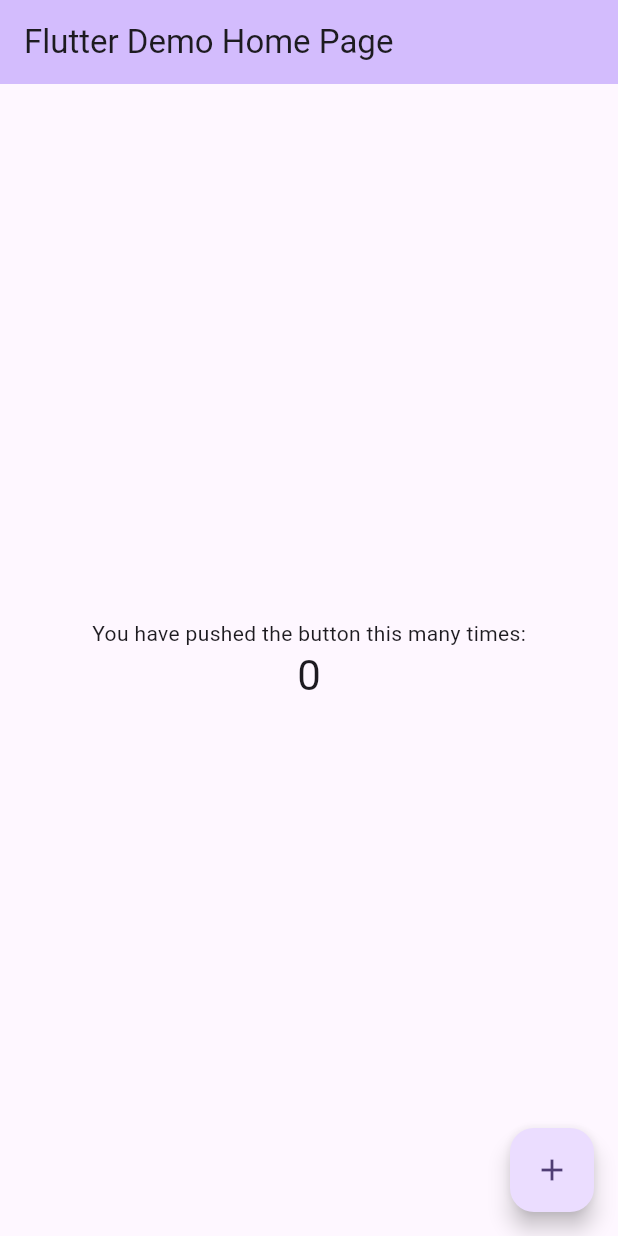
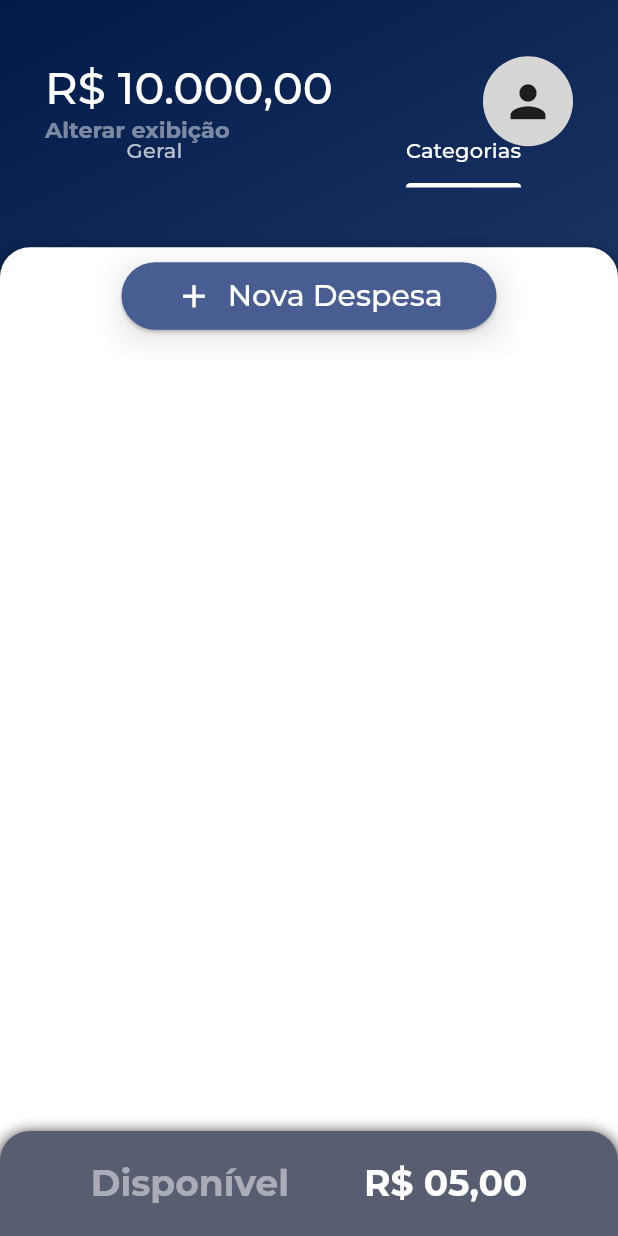
Before and after one commit to ThiagoFabiano/app-controle-financeiro, a Flutter app: the screen it shows after launch, on a phone screen of 412 x 824 dp. Run offline on Flutter 3.47's test engine with Material 2 defaults, Android fonts, the phone set to English and light mode, and no system bars; our stand-ins replace google_fonts.

Commit message:
feat: cria home page

```diff
--- /dev/null
+++ b/lib/home/home.controller.dart
@@ -0,0 +1,4 @@
+class HomeController  {
+  static HomeController instance = HomeController();
+
+}
--- /dev/null
+++ b/lib/home/home.dart
@@ -0,0 +1,223 @@
+// ignore_for_file: empty_constructor_bodies
+
+import 'package:flutter/material.dart';
+
+import 'home.controller.dart';
+
+class Home extends StatefulWidget {
+  const Home({super.key});
+
+  @override
+  State<Home> createState() => _HomeState();
+}
+
+class _HomeState extends State<Home> {
+  static HomeController instance = HomeController();
+
+  @override
+  Widget build(BuildContext context) {
+    return DefaultTabController(
+      initialIndex: 1,
+      length: 2,
+      child: Scaffold(
+        extendBodyBehindAppBar: true,
+        extendBody: true,
+        appBar: PreferredSize(
+          preferredSize: const Size.fromHeight(125),
+          child: AppBar(
+              backgroundColor: Colors.transparent,
+              /* title: const Text(
+              'Finance',
+              style: TextStyle(fontWeight: FontWeight.bold, color: Colors.white),
+            ), */
+              centerTitle: true,
+              flexibleSpace: Padding(
+                padding: const EdgeInsets.only(top: 10, left: 30, right: 30),
+                child: Row(
+                  crossAxisAlignment: CrossAxisAlignment.center,
+                  mainAxisAlignment: MainAxisAlignment.center,
+                  children: [
+                    const Expanded(
+                      child: Column(
+                        crossAxisAlignment: CrossAxisAlignment.start,
+                        mainAxisAlignment: MainAxisAlignment.center,
+                        children: [
+                          Text(
+                            'R\$ 10.000,00',
+                            style: TextStyle(
+                                fontWeight: FontWeight.w500,
+                                color: Colors.white,
+                                fontSize: 30),
+                          ),
+                          Text(
+                            'Alterar exibição',
+                            style: TextStyle(
+                                fontWeight: FontWeight.bold,
+                                color: Color.fromARGB(119, 255, 255, 255),
+                                fontSize: 15),
+                          ),
+                        ],
+                      ),
+                    ),
+                    Container(
+                      height: 60,
+                      width: 60,
+                      alignment: Alignment.center,
+                      decoration: const BoxDecoration(
+                          color: Color.fromARGB(255, 214, 214, 214),
+                          shape: BoxShape.circle),
+                      child: const Icon(Icons.person, size: 35),
+                    )
+                  ],
+                ),
+              ),
+              bottom: const PreferredSize(
+                preferredSize: Size.fromHeight(50),
+                child: Padding(
+                  padding: EdgeInsets.only(top: 20),
+                  child: TabBar(
+                    indicatorColor: Colors.white,
+                    labelColor: Colors.white,
+                    unselectedLabelColor: Colors.white70,
+                    dividerColor: Colors.transparent,
+                    tabs: <Widget>[
+                      Tab(
+                        text: 'Geral',
+                      ),
+                      Tab(
+                        text: 'Categorias',
+                      ),
+                    ],
+                  ),
+                ),
+              )),
+        ),
+        body: Container(
+          height: MediaQuery.of(context).size.height,
+          decoration: BoxDecoration(
+              gradient: LinearGradient(colors: [
+            const Color.fromARGB(255, 1, 26, 72),
+            Theme.of(context).colorScheme.primary,
+          ], begin: Alignment.topLeft, end: Alignment.bottomRight)),
+          child: Container(
+            margin:
+                EdgeInsets.only(top: MediaQuery.of(context).size.height * 0.2),
+            alignment: Alignment.bottomCenter,
+            width: MediaQuery.of(context).size.width,
+            height: 100,
+            decoration: const BoxDecoration(
+              color: Colors.white,
+              borderRadius: BorderRadius.only(
+                  topLeft: Radius.circular(20), topRight: Radius.circular(20)),
+              boxShadow: [
+                BoxShadow(
+                  color: Colors.black45,
+                  spreadRadius: 0.1,
+                  blurRadius: 8,
+                  offset: Offset(0, 2),
+                ),
+              ],
+            ),
+            child: Padding(
+              padding: const EdgeInsets.only(top: 10, left: 15, right: 15),
+              child: Column(children: [
+                Container(
+                  height: 45,
+                  width: 250,
+                  decoration:const BoxDecoration(
+                    boxShadow:  [
+                      BoxShadow(
+                        color: Colors.black12,
+                        spreadRadius: 0,
+                        blurRadius: 15,
+                        offset: Offset(1, 5),
+                      ),
+                    ],
+                  ),
+                  child: ElevatedButton(
+                      style: ButtonStyle(
+                        backgroundColor:
+                            MaterialStateProperty.resolveWith<Color?>(
+                          (Set<MaterialState> states) {
+                            if (states.contains(MaterialState.pressed)) {
+                              return Theme.of(context)
+                                  .colorScheme
+                                  .primary
+                                  .withOpacity(0.7);
+                            }
+                            return Theme.of(context)
+                                .colorScheme
+                                .primary; // Use the component's default.
+                          },
+                        ),
+                      ),
+                      onPressed: () {},
+                      child: const Row(
+                        mainAxisAlignment: MainAxisAlignment.center,
+                        children: [
+                          Icon(
+                            Icons.add,
+                            color: Colors.white,
+                            size: 25,
+                          ),
+                          SizedBox(
+                            width: 10,
+                          ),
+                          Text(
+                            'Nova Despesa',
+                            style: TextStyle(
+                              color: Colors.white,
+                              fontSize: 20,
+                            ),
+                          )
+                        ],
+                      )),
+                )
+              ]),
+            ),
+          ),
+        ),
+        bottomNavigationBar: Container(
+          height: 70,
+          decoration: BoxDecoration(
+            color: Theme.of(context).colorScheme.secondary,
+            borderRadius: const BorderRadius.only(
+              topLeft: Radius.circular(20),
+              topRight: Radius.circular(20),
+            ),
+            boxShadow: const [
+              BoxShadow(
+                color: Color.fromARGB(221, 0, 0, 0),
+                spreadRadius: 0.1,
+                blurRadius: 8,
+                offset: Offset(0, 2),
+              ),
+            ],
+          ),
+          child: const Row(
+            mainAxisAlignment: MainAxisAlignment.center,
+            children: [
+              Text(
+                'Disponível',
+                style: TextStyle(
+                    color: Color.fromARGB(125, 255, 255, 255),
+                    fontSize: 24,
+                    fontWeight: FontWeight.bold),
+              ),
+              SizedBox(
+                width: 50,
+              ),
+              Text(
+                'R\$ 05,00',
+                style: TextStyle(
+                    color: Colors.white,
+                    fontSize: 24,
+                    fontWeight: FontWeight.bold),
+              ),
+            ],
+          ),
+        ),
+      ),
+    );
+  }
+}
--- /dev/null
+++ b/lib/main.controller.dart
@@ -0,0 +1,5 @@
+import 'package:flutter/material.dart';
+
+class MainController extends ChangeNotifier {
+  static MainController instance = MainController();
+}
--- a/lib/main.dart
+++ b/lib/main.dart
@@ -1,125 +1,40 @@
 import 'package:flutter/material.dart';
+import 'package:google_fonts/google_fonts.dart';
 
-void main() {
-  runApp(const MyApp());
+import 'home/home.dart';
+import 'main.controller.dart';
+
+final GlobalKey<NavigatorState> navigatorKey = GlobalKey<NavigatorState>();
+final scaffoldKey = GlobalKey<ScaffoldMessengerState>();
+
+void main() async {
+  runApp(const Sisp());
 }
 
-class MyApp extends StatelessWidget {
-  const MyApp({super.key});
+class Sisp extends StatelessWidget {
+  const Sisp({super.key});
 
-  // This widget is the root of your application.
   @override
   Widget build(BuildContext context) {
-    return MaterialApp(
-      title: 'Flutter Demo',
-      theme: ThemeData(
-        // This is the theme of your application.
-        //
-        // TRY THIS: Try running your application with "flutter run". You'll see
-        // the application has a blue toolbar. Then, without quitting the app,
-        // try changing the seedColor in the colorScheme below to Colors.green
-        // and then invoke "hot reload" (save your changes or press the "hot
-        // reload" button in a Flutter-supported IDE, or press "r" if you used
-        // the command line to start the app).
-        //
-        // Notice that the counter didn't reset back to zero; the application
-        // state is not lost during the reload. To reset the state, use hot
-        // restart instead.
-        //
-        // This works for code too, not just values: Most code changes can be
-        // tested with just a hot reload.
-        colorScheme: ColorScheme.fromSeed(seedColor: Colors.deepPurple),
-        useMaterial3: true,
-      ),
-      home: const MyHomePage(title: 'Flutter Demo Home Page'),
+    final textTheme = Theme.of(context).textTheme;
+
+    return AnimatedBuilder(
+      animation: MainController.instance,
+      builder: (context, child) {
+        return MaterialApp(
+          navigatorKey: navigatorKey,
+          scaffoldMessengerKey: scaffoldKey,
+          theme: ThemeData(
+            colorScheme: ColorScheme.fromSeed(
+                seedColor: Color.fromARGB(255, 1, 26, 72)),
+            useMaterial3: true,
+            textTheme: GoogleFonts.montserratTextTheme(textTheme)
+          ),
+          routes: {
+            '/': (context) => const Home(),
+          },
+        );
+      },
     );
   }
 }
-
-class MyHomePage extends StatefulWidget {
-  const MyHomePage({super.key, required this.title});
-
-  // This widget is the home page of your application. It is stateful, meaning
-  // that it has a State object (defined below) that contains fields that affect
-  // how it looks.
-
-  // This class is the configuration for the state. It holds the values (in this
-  // case the title) provided by the parent (in this case the App widget) and
-  // used by the build method of the State. Fields in a Widget subclass are
-  // always marked "final".
-
-  final String title;
-
-  @override
-  State<MyHomePage> createState() => _MyHomePageState();
-}
-
-class _MyHomePageState extends State<MyHomePage> {
-  int _counter = 0;
-
-  void _incrementCounter() {
-    setState(() {
-      // This call to setState tells the Flutter framework that something has
-      // changed in this State, which causes it to rerun the build method below
-      // so that the display can reflect the updated values. If we changed
-      // _counter without calling setState(), then the build method would not be
-      // called again, and so nothing would appear to happen.
-      _counter++;
-    });
-  }
-
-  @override
-  Widget build(BuildContext context) {
-    // This method is rerun every time setState is called, for instance as done
-    // by the _incrementCounter method above.
-    //
-    // The Flutter framework has been optimized to make rerunning build methods
-    // fast, so that you can just rebuild anything that needs updating rather
-    // than having to individually change instances of widgets.
-    return Scaffold(
-      appBar: AppBar(
-        // TRY THIS: Try changing the color here to a specific color (to
-        // Colors.amber, perhaps?) and trigger a hot reload to see the AppBar
-        // change color while the other colors stay the same.
-        backgroundColor: Theme.of(context).colorScheme.inversePrimary,
-        // Here we take the value from the MyHomePage object that was created by
-        // the App.build method, and use it to set our appbar title.
-        title: Text(widget.title),
-      ),
-      body: Center(
-        // Center is a layout widget. It takes a single child and positions it
-        // in the middle of the parent.
-        child: Column(
-          // Column is also a layout widget. It takes a list of children and
-          // arranges them vertically. By default, it sizes itself to fit its
-          // children horizontally, and tries to be as tall as its parent.
-          //
-          // Column has various properties to control how it sizes itself and
-          // how it positions its children. Here we use mainAxisAlignment to
-          // center the children vertically; the main axis here is the vertical
-          // axis because Columns are vertical (the cross axis would be
-          // horizontal).
-          //
-          // TRY THIS: Invoke "debug painting" (choose the "Toggle Debug Paint"
-          // action in the IDE, or press "p" in the console), to see the
-          // wireframe for each widget.
-          mainAxisAlignment: MainAxisAlignment.center,
-          children: <Widget>[
-            const Text(
-              'You have pushed the button this many times:',
-            ),
-            Text(
-              '$_counter',
-              style: Theme.of(context).textTheme.headlineMedium,
-            ),
-          ],
-        ),
-      ),
-      floatingActionButton: FloatingActionButton(
-        onPressed: _incrementCounter,
-        tooltip: 'Increment',
-        child: const Icon(Icons.add),
-      ), // This trailing comma makes auto-formatting nicer for build methods.
-    );
-  }
-}
--- a/pubspec.yaml
+++ b/pubspec.yaml
@@ -35,6 +35,7 @@ dependencies:
   # The following adds the Cupertino Icons font to your application.
   # Use with the CupertinoIcons class for iOS style icons.
   cupertino_icons: ^1.0.2
+  google_fonts: ^5.1.0
 
 dev_dependencies:
   flutter_test:
```
Also changed, not shown: pubspec.lock, 1 other file.
